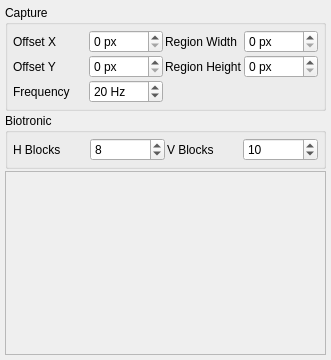
Above: Window.ui from veltren/biocheat before the change. Below: the same form after it.
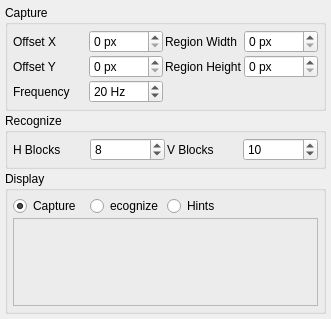
That is the form after the change. Custom widgets are drawn as their Qt base class.

Commit message: Recognizer: recognize the game map. Visualizer updated too.

What changed in the file:
```diff
--- a/Window.ui
+++ b/Window.ui
@@ -7,7 +7,7 @@
     <x>0</x>
     <y>0</y>
     <width>331</width>
-    <height>360</height>
+    <height>319</height>
    </rect>
   </property>
   <property name="windowTitle">
@@ -111,7 +111,7 @@
    <item>
     <widget class="QGroupBox" name="groupBox">
      <property name="title">
-      <string>Biotronic</string>
+      <string>Recognize</string>
      </property>
      <layout class="QGridLayout" name="gridLayout_2">
       <item row="0" column="0">
@@ -155,7 +155,37 @@
     </widget>
    </item>
    <item>
-    <widget class="QLabel" name="originalImage">
+    <widget class="QGroupBox" name="groupBox_2">
+     <property name="title">
+      <string>Display</string>
+     </property>
+     <layout class="QGridLayout" name="gridLayout_3">
+      <item row="0" column="0">
+       <widget class="QRadioButton" name="display1">
+        <property name="text">
+         <string>Capture</string>
+        </property>
+        <property name="checked">
+         <bool>true</bool>
+        </property>
+       </widget>
+      </item>
+      <item row="0" column="1">
+       <widget class="QRadioButton" name="display2">
+        <property name="text">
+         <string>ecognize</string>
+        </property>
+       </widget>
+      </item>
+      <item row="0" column="2">
+       <widget class="QRadioButton" name="display3">
+        <property name="text">
+         <string>Hints</string>
+        </property>
+       </widget>
+      </item>
+      <item row="1" column="0" colspan="4">
+       <widget class="Visualizer" name="visualizer">
      <property name="sizePolicy">
       <sizepolicy hsizetype="MinimumExpanding" vsizetype="MinimumExpanding">
        <horstretch>0</horstretch>
@@ -168,14 +198,22 @@
      <property name="frameShadow">
       <enum>QFrame::Raised</enum>
      </property>
-     <property name="text">
-      <string/>
-     </property>
+       </widget>
+      </item>
+     </layout>
     </widget>
    </item>
   </layout>
  </widget>
  <layoutdefault spacing="2" margin="5"/>
+ <customwidgets>
+  <customwidget>
+   <class>Visualizer</class>
+   <extends>QFrame</extends>
+   <header location="global">Visualizer.h</header>
+   <container>1</container>
+  </customwidget>
+ </customwidgets>
  <resources/>
  <connections/>
 </ui>
```
Left out of the diff: 6 changed lines with no effect on the pictures. Lines whose indentation alone changed are shown as unchanged. The commit also changes 7 other files.
